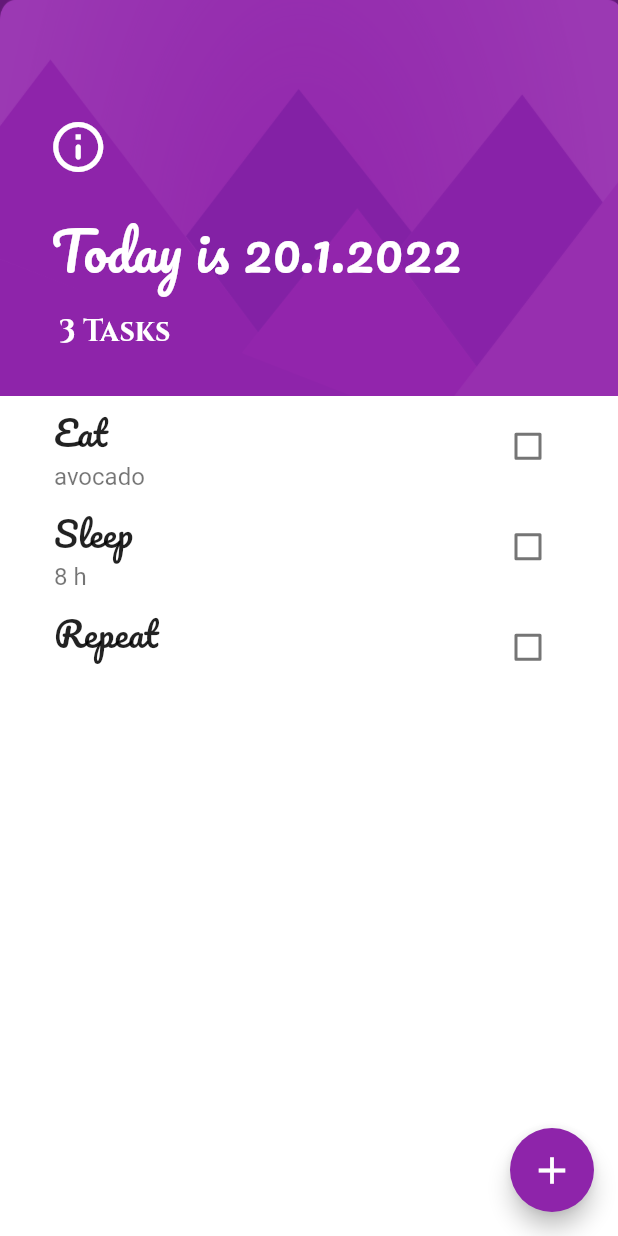
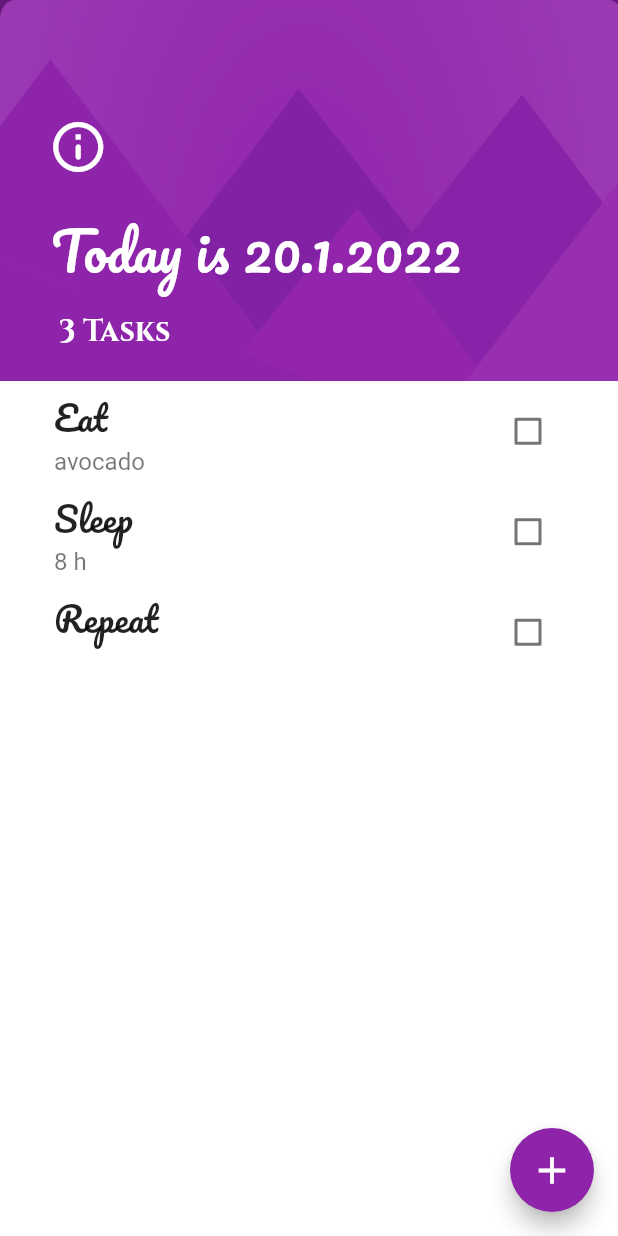
Before and after one commit to WeronikaWItt/todoey, a Flutter app: the EditTask screen opened by its route, after a tap on "Cancel", on a phone screen of 412 x 824 dp. Run offline on Flutter 3.47's test engine with Material 2 defaults, Android fonts, the phone set to English and light mode, and no system bars; drawn by our look-alikes of flutter_slidable; our stand-ins replace shared_preferences; accounts and stored records are empty.

Commit message:
minor changes

```diff
--- a/lib/models/task_data.dart
+++ b/lib/models/task_data.dart
@@ -18,8 +18,6 @@ class TaskData extends ChangeNotifier {
   int get taskCount {
     return _tasks.length;
   }
-
-  void getIndex() {}
 
   String getTitle(int index) {
     return _tasks[index].taskTitle;
--- a/lib/screens/edit_task.dart
+++ b/lib/screens/edit_task.dart
@@ -32,7 +32,11 @@ class _EditTaskState extends State<EditTask> {
   }
 
   int getIndex() {
-    return counter++;
+    int index;
+    setState(() {
+      index = counter++;
+    });
+    return index;
   }
 
   @override
@@ -77,7 +81,7 @@ class _EditTaskState extends State<EditTask> {
                       style: TextStyle(
                         fontFamily: 'Cinzel',
                       ),
-                      initialValue: Provider.of<TaskData>(context, listen: false).getTitle(counter++),
+                      initialValue: Provider.of<TaskData>(context, listen: false).getTitle(getIndex()),
                       decoration: InputDecoration(
                         border: InputBorder.none,
                         contentPadding: EdgeInsets.only(left: 15, bottom: 11, top: 11, right: 15),
--- a/lib/screens/task_screen.dart
+++ b/lib/screens/task_screen.dart
@@ -33,7 +33,7 @@ class TaskScreen extends StatelessWidget {
         child: Column(
           children: [
             Container(
-              padding: EdgeInsets.only(top: 70.0, right: 90.0, bottom: 30.0),
+              padding: EdgeInsets.only(top: 70.0, right: 90.0, bottom: 20.0),
               child: Column(
                 crossAxisAlignment: CrossAxisAlignment.start,
                 children: [
@@ -54,9 +54,7 @@ class TaskScreen extends StatelessWidget {
             ),
             Expanded(
               child: Container(
-                padding: EdgeInsets.symmetric(
-                  horizontal: 20,
-                ),
+                padding: EdgeInsets.only(left: 20, right: 20, bottom: 50, top: 0),
                 decoration: BoxDecoration(
                   color: Colors.white,
                 ),
--- a/lib/widgets/tasks_list.dart
+++ b/lib/widgets/tasks_list.dart
@@ -37,7 +37,6 @@ class TasksList extends StatelessWidget {
                 ],
               ),
               child: GestureDetector(
-                //onTap: () => editTask(context, task),
                 onTap: () => Navigator.pushNamed(context, EditTask.ROUTE),
                 child: TasksTile(
                   taskTitle: task.taskTitle,
```
